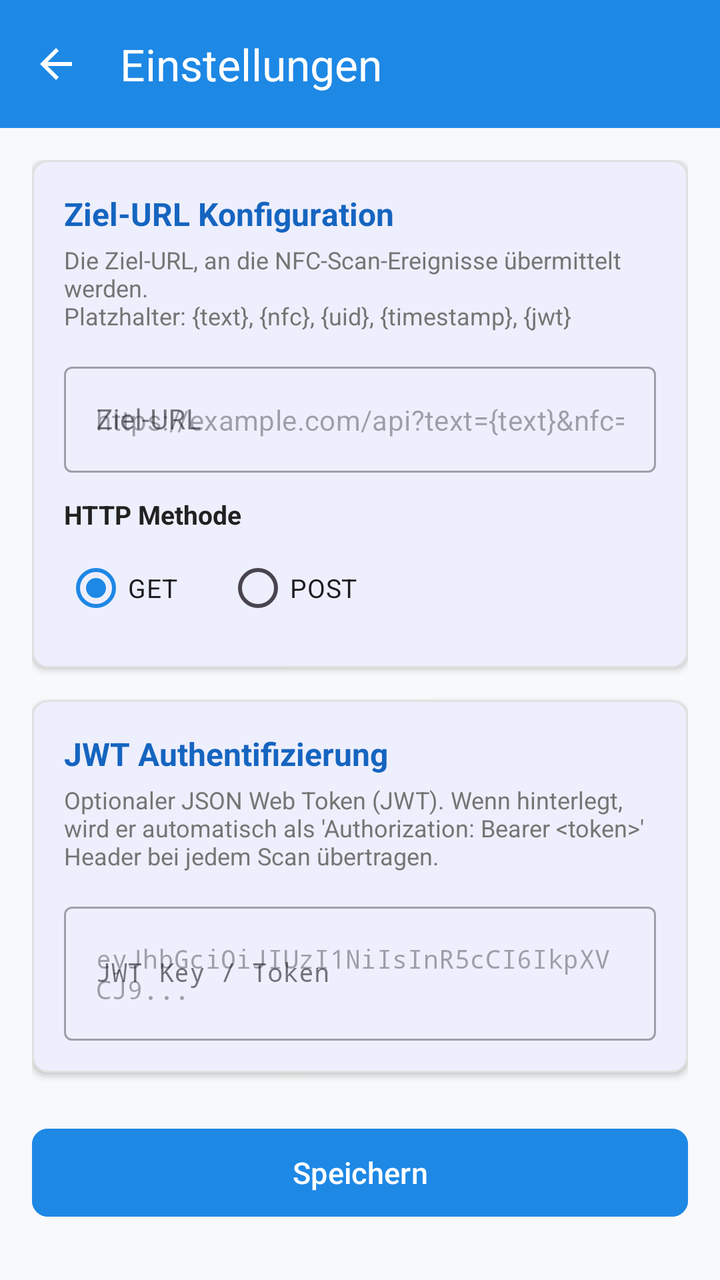
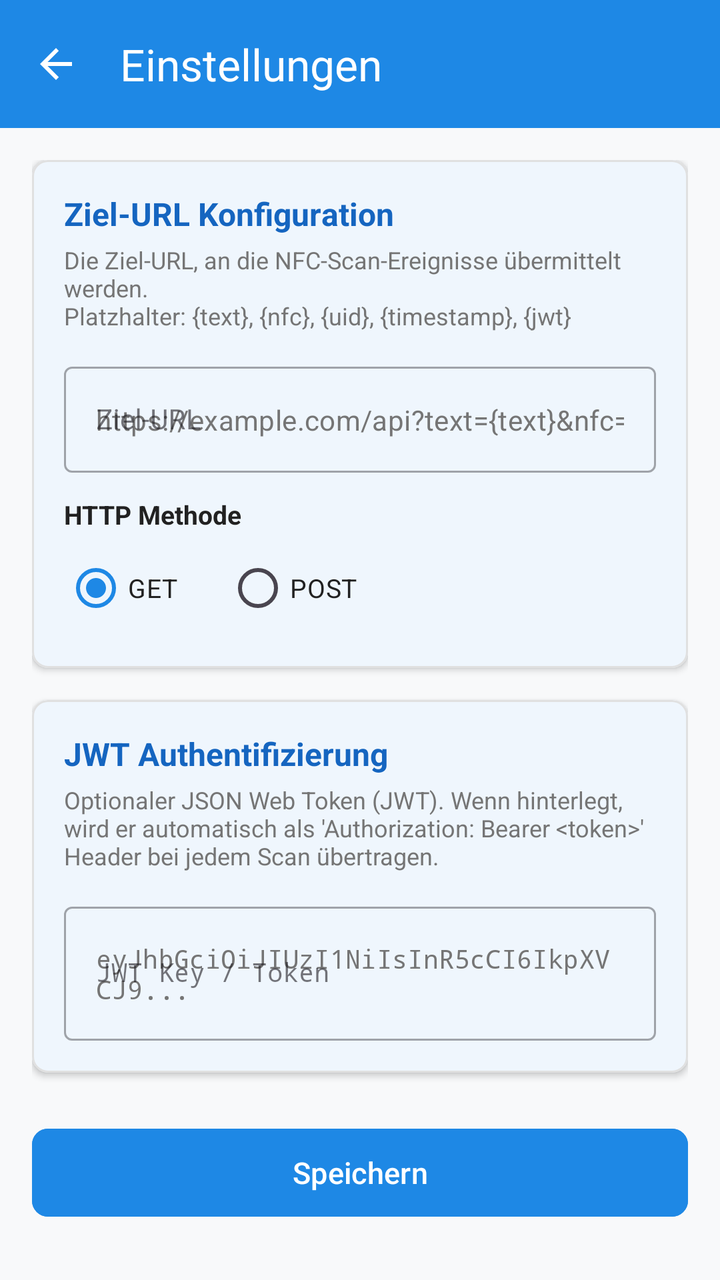

Compare the two renders of this Android layout. The source of the first and the diff that turns it into the second are given below.
<!-- AndroidManifest.xml: application theme Theme.NfcReader -->
<!-- res/layout/activity_settings.xml -->
<?xml version="1.0" encoding="utf-8"?>
<androidx.coordinatorlayout.widget.CoordinatorLayout
    xmlns:android="http://schemas.android.com/apk/res/android"
    xmlns:app="http://schemas.android.com/apk/res-auto"
    xmlns:tools="http://schemas.android.com/tools"
    android:layout_width="match_parent"
    android:layout_height="match_parent"
    android:background="@color/background">

    <com.google.android.material.appbar.AppBarLayout
        android:layout_width="match_parent"
        android:layout_height="wrap_content"
        android:theme="@style/ThemeOverlay.MaterialComponents.Dark.ActionBar">

        <com.google.android.material.appbar.MaterialToolbar
            android:id="@+id/toolbarSettings"
            android:layout_width="match_parent"
            android:layout_height="?attr/actionBarSize"
            android:background="@color/primary"
            app:title="@string/settings_title"
            app:titleTextColor="@android:color/white"
            app:navigationIcon="?attr/homeAsUpIndicator" />

    </com.google.android.material.appbar.AppBarLayout>

    <androidx.core.widget.NestedScrollView
        android:layout_width="match_parent"
        android:layout_height="match_parent"
        app:layout_behavior="@string/appbar_scrolling_view_behavior"
        android:fillViewport="true">

        <LinearLayout
            android:layout_width="match_parent"
            android:layout_height="wrap_content"
            android:orientation="vertical"
            android:padding="16dp">

            
            <com.google.android.material.card.MaterialCardView
                android:layout_width="match_parent"
                android:layout_height="wrap_content"
                android:layout_marginBottom="16dp"
                app:cardCornerRadius="8dp"
                app:cardElevation="2dp"
                app:strokeColor="@color/card_border"
                app:strokeWidth="1dp">

                <LinearLayout
                    android:layout_width="match_parent"
                    android:layout_height="wrap_content"
                    android:orientation="vertical"
                    android:padding="16dp">

                    <TextView
                        android:layout_width="wrap_content"
                        android:layout_height="wrap_content"
                        android:text="@string/settings_target_url_section"
                        android:textColor="@color/primary_dark"
                        android:textSize="16sp"
                        android:textStyle="bold" />

                    <TextView
                        android:layout_width="match_parent"
                        android:layout_height="wrap_content"
                        android:layout_marginTop="4dp"
                        android:text="@string/settings_target_url_desc"
                        android:textColor="@color/text_secondary"
                        android:textSize="12sp" />

                    <com.google.android.material.textfield.TextInputLayout
                        android:id="@+id/tilSettingsTargetUrl"
                        style="@style/Widget.MaterialComponents.TextInputLayout.OutlinedBox"
                        android:layout_width="match_parent"
                        android:layout_height="wrap_content"
                        android:layout_marginTop="12dp"
                        android:hint="@string/target_url_label">

                        <com.google.android.material.textfield.TextInputEditText
                            android:id="@+id/etSettingsTargetUrl"
                            android:layout_width="match_parent"
                            android:layout_height="wrap_content"
                            android:hint="@string/target_url_hint"
                            android:inputType="textUri"
                            android:textSize="14sp" />
                    </com.google.android.material.textfield.TextInputLayout>

                    <TextView
                        android:layout_width="wrap_content"
                        android:layout_height="wrap_content"
                        android:layout_marginTop="12dp"
                        android:text="@string/http_method"
                        android:textColor="@color/text_primary"
                        android:textSize="13sp"
                        android:textStyle="bold" />

                    <RadioGroup
                        android:id="@+id/rgSettingsHttpMethod"
                        android:layout_width="match_parent"
                        android:layout_height="wrap_content"
                        android:orientation="horizontal"
                        android:layout_marginTop="4dp">

                        <RadioButton
                            android:id="@+id/rbSettingsGet"
                            android:layout_width="wrap_content"
                            android:layout_height="wrap_content"
                            android:text="GET"
                            android:checked="true"
                            android:textSize="13sp" />

                        <RadioButton
                            android:id="@+id/rbSettingsPost"
                            android:layout_width="wrap_content"
                            android:layout_height="wrap_content"
                            android:layout_marginStart="24dp"
                            android:text="POST"
                            android:textSize="13sp" />
                    </RadioGroup>

                </LinearLayout>
            </com.google.android.material.card.MaterialCardView>

            
            <com.google.android.material.card.MaterialCardView
                android:layout_width="match_parent"
                android:layout_height="wrap_content"
                android:layout_marginBottom="24dp"
                app:cardCornerRadius="8dp"
                app:cardElevation="2dp"
                app:strokeColor="@color/card_border"
                app:strokeWidth="1dp">

                <LinearLayout
                    android:layout_width="match_parent"
                    android:layout_height="wrap_content"
                    android:orientation="vertical"
                    android:padding="16dp">

                    <TextView
                        android:layout_width="wrap_content"
                        android:layout_height="wrap_content"
                        android:text="@string/settings_jwt_section"
                        android:textColor="@color/primary_dark"
                        android:textSize="16sp"
                        android:textStyle="bold" />

                    <TextView
                        android:layout_width="match_parent"
                        android:layout_height="wrap_content"
                        android:layout_marginTop="4dp"
                        android:text="@string/settings_jwt_desc"
                        android:textColor="@color/text_secondary"
                        android:textSize="12sp" />

                    <com.google.android.material.textfield.TextInputLayout
                        android:id="@+id/tilSettingsJwtKey"
                        style="@style/Widget.MaterialComponents.TextInputLayout.OutlinedBox"
                        android:layout_width="match_parent"
                        android:layout_height="wrap_content"
                        android:layout_marginTop="12dp"
                        android:hint="@string/settings_jwt_label"
                        app:endIconMode="clear_text">

                        <com.google.android.material.textfield.TextInputEditText
                            android:id="@+id/etSettingsJwtKey"
                            android:layout_width="match_parent"
                            android:layout_height="wrap_content"
                            android:hint="@string/settings_jwt_hint"
                            android:inputType="textMultiLine"
                            android:fontFamily="monospace"
                            android:maxLines="4"
                            android:textSize="13sp" />
                    </com.google.android.material.textfield.TextInputLayout>

                </LinearLayout>
            </com.google.android.material.card.MaterialCardView>

            
            <com.google.android.material.button.MaterialButton
                android:id="@+id/btnSaveSettings"
                android:layout_width="match_parent"
                android:layout_height="52dp"
                android:backgroundTint="@color/primary"
                android:text="@string/settings_save"
                android:textColor="@android:color/white"
                android:textSize="15sp"
                app:cornerRadius="8dp" />

        </LinearLayout>
    </androidx.core.widget.NestedScrollView>

</androidx.coordinatorlayout.widget.CoordinatorLayout>
<!-- resources referenced by this layout -->
<resources>
  <color name="background">#F8F9FA</color>
  <color name="card_border">#E0E0E0</color>
  <color name="primary">#1E88E5</color>
  <color name="primary_dark">#1565C0</color>
  <color name="text_primary">#212121</color>
  <color name="text_secondary">#757575</color>
  <string name="http_method">HTTP Methode</string>
  <string name="settings_jwt_desc">Optionaler JSON Web Token (JWT). Wenn hinterlegt, wird er automatisch als \'Authorization: Bearer &lt;token&gt;\' Header bei jedem Scan übertragen.</string>
  <string name="settings_jwt_hint">eyJhbGciOiJIUzI1NiIsInR5cCI6IkpXVCJ9...</string>
  <string name="settings_jwt_label">JWT Key / Token</string>
  <string name="settings_jwt_section">JWT Authentifizierung</string>
  <string name="settings_save">Speichern</string>
  <string name="settings_target_url_desc">Die Ziel-URL, an die NFC-Scan-Ereignisse übermittelt werden.\nPlatzhalter: {text}, {nfc}, {uid}, {timestamp}, {jwt}</string>
  <string name="settings_target_url_section">Ziel-URL Konfiguration</string>
  <string name="settings_title">Einstellungen</string>
  <string name="target_url_hint">https://example.com/api?text={text}&amp;nfc={nfc}</string>
  <string name="target_url_label">Ziel-URL</string>
  <style name="Theme.NfcReader" parent="Theme.Material3.DayNight.NoActionBar">
          <item name="colorPrimary">@color/primary</item>
          <item name="colorPrimaryDark">@color/primary_dark</item>
          <item name="colorSecondary">@color/accent</item>
          <item name="android:statusBarColor">@color/primary_dark</item>
      </style>
  <color name="accent">#00ACC1</color>
</resources>

<!-- the commit's change to res/layout/activity_settings.xml (unified diff, before → after) -->
@@ -40,6 +40,7 @@
                 android:layout_width="match_parent"
                 android:layout_height="wrap_content"
                 android:layout_marginBottom="16dp"
+                app:cardBackgroundColor="@color/surface"
                 app:cardCornerRadius="8dp"
                 app:cardElevation="2dp"
                 app:strokeColor="@color/card_border"
@@ -80,6 +81,8 @@
                             android:layout_width="match_parent"
                             android:layout_height="wrap_content"
                             android:hint="@string/target_url_hint"
+                            android:textColor="@color/text_primary"
+                            android:textColorHint="@color/text_secondary"
                             android:inputType="textUri"
                             android:textSize="14sp" />
                     </com.google.android.material.textfield.TextInputLayout>
@@ -105,6 +108,7 @@
                             android:layout_width="wrap_content"
                             android:layout_height="wrap_content"
                             android:text="GET"
+                            android:textColor="@color/text_primary"
                             android:checked="true"
                             android:textSize="13sp" />
 
@@ -114,6 +118,7 @@
                             android:layout_height="wrap_content"
                             android:layout_marginStart="24dp"
                             android:text="POST"
+                            android:textColor="@color/text_primary"
                             android:textSize="13sp" />
                     </RadioGroup>
 
@@ -125,6 +130,7 @@
                 android:layout_width="match_parent"
                 android:layout_height="wrap_content"
                 android:layout_marginBottom="24dp"
+                app:cardBackgroundColor="@color/surface"
                 app:cardCornerRadius="8dp"
                 app:cardElevation="2dp"
                 app:strokeColor="@color/card_border"
@@ -166,6 +172,8 @@
                             android:layout_width="match_parent"
                             android:layout_height="wrap_content"
                             android:hint="@string/settings_jwt_hint"
+                            android:textColor="@color/text_primary"
+                            android:textColorHint="@color/text_secondary"
                             android:inputType="textMultiLine"
                             android:fontFamily="monospace"
                             android:maxLines="4"
@@ -186,6 +194,18 @@
                 android:textSize="15sp"
                 app:cornerRadius="8dp" />
 
+            
+            <TextView
+                android:id="@+id/tvCopyrightNotice"
+                android:layout_width="match_parent"
+                android:layout_height="wrap_content"
+                android:layout_marginTop="24dp"
+                android:layout_marginBottom="16dp"
+                android:gravity="center"
+                android:text="@string/copyright_notice"
+                android:textColor="@color/text_secondary"
+                android:textSize="12sp" />
+
         </LinearLayout>
     </androidx.core.widget.NestedScrollView>
 
<!-- resource entries referenced after the edit -->
@@ -4,8 +4,10 @@
   <color name="card_border">#E0E0E0</color>
   <color name="primary">#1E88E5</color>
   <color name="primary_dark">#1565C0</color>
+  <color name="surface">#FFFFFF</color>
   <color name="text_primary">#212121</color>
   <color name="text_secondary">#757575</color>
+  <string name="copyright_notice">© 2026 info-age GmbH, Basel\nLizenziert unter Apache License 2.0</string>
   <string name="http_method">HTTP Methode</string>
   <string name="settings_jwt_desc">Optionaler JSON Web Token (JWT). Wenn hinterlegt, wird er automatisch als \'Authorization: Bearer &lt;token&gt;\' Header bei jedem Scan übertragen.</string>
   <string name="settings_jwt_hint">eyJhbGciOiJIUzI1NiIsInR5cCI6IkpXVCJ9...</string>
@@ -21,8 +23,13 @@
           <item name="colorPrimary">@color/primary</item>
           <item name="colorPrimaryDark">@color/primary_dark</item>
           <item name="colorSecondary">@color/accent</item>
-          <item name="android:statusBarColor">@color/primary_dark</item>
+          <item name="colorSurface">@color/surface</item>
+          <item name="android:colorBackground">@color/background</item>
+          <item name="android:textColorPrimary">@color/text_primary</item>
+          <item name="android:textColorSecondary">@color/text_secondary</item>
+          <item name="android:statusBarColor">@color/status_bar</item>
       </style>
   <color name="accent">#00ACC1</color>
+  <color name="status_bar">#1565C0</color>
 </resources>
 
